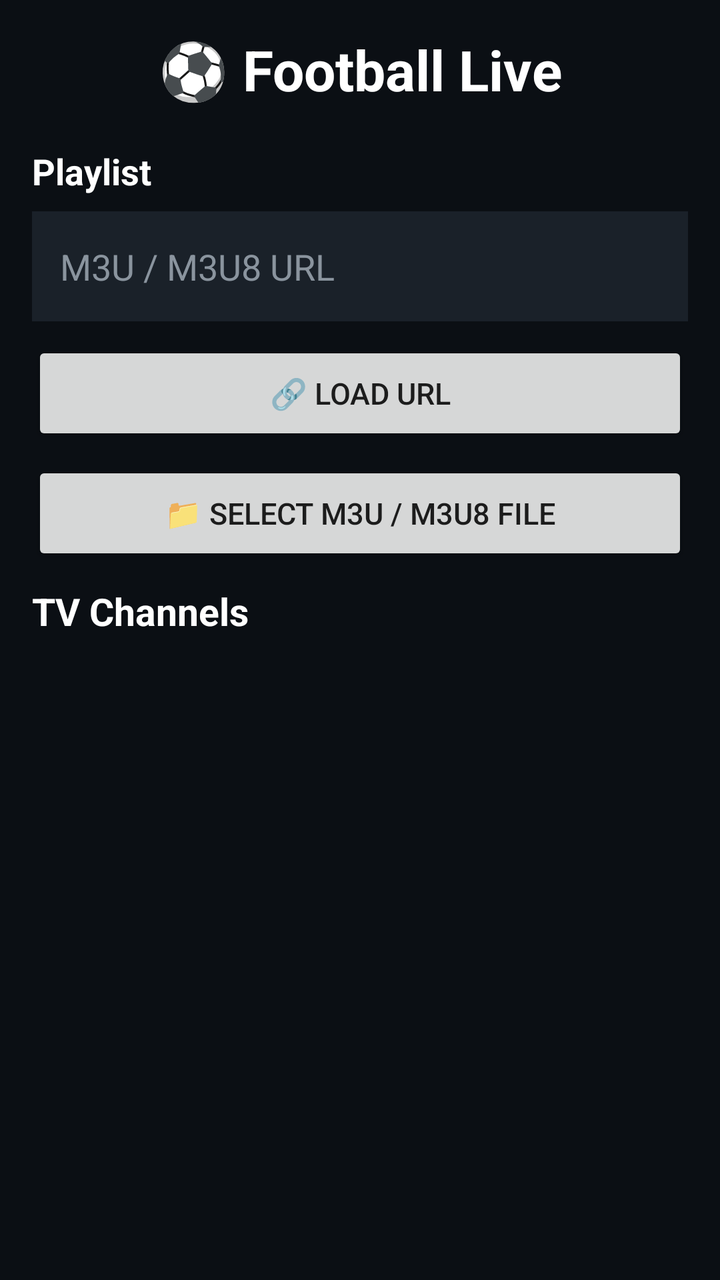
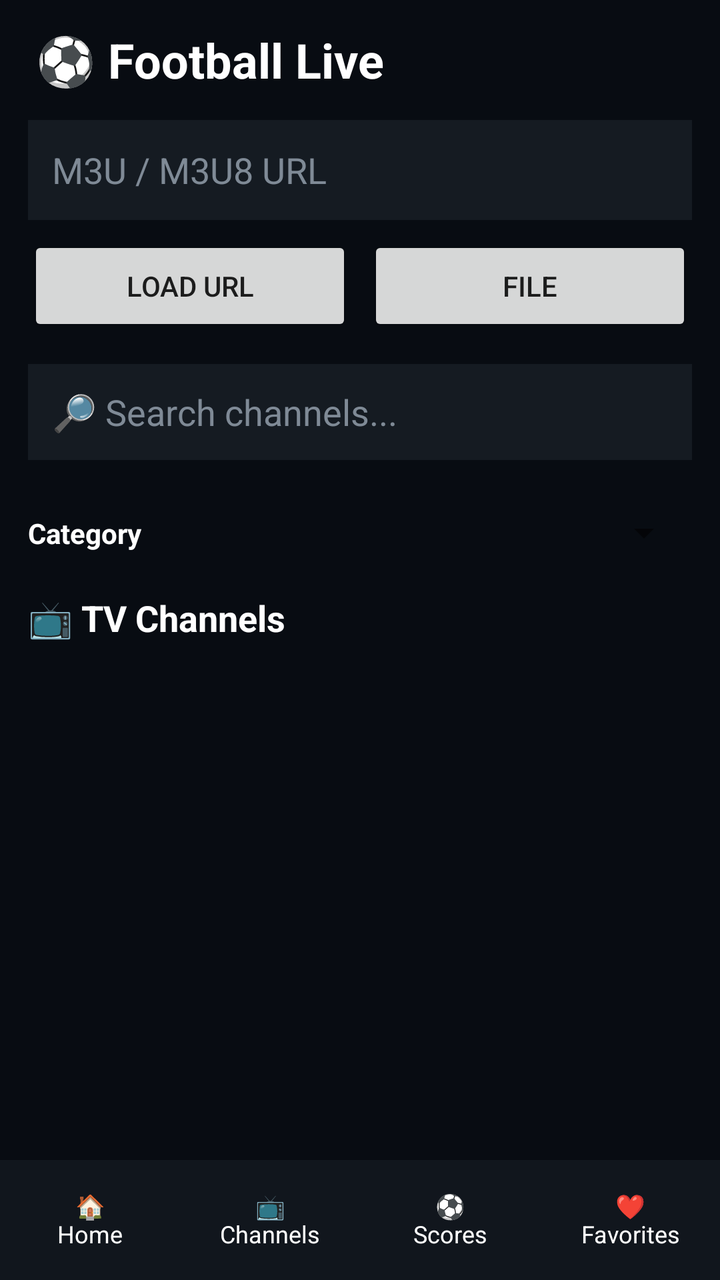

Compare the two renders of this Android layout. The source of the first and the diff that turns it into the second are given below.
<!-- AndroidManifest.xml: application theme Theme.FootballLive -->
<!-- res/layout/activity_main.xml -->
<?xml version="1.0" encoding="utf-8"?>
<LinearLayout
    xmlns:android="http://schemas.android.com/apk/res/android"
    android:layout_width="match_parent"
    android:layout_height="match_parent"
    android:orientation="vertical"
    android:background="#0B0F14"
    android:padding="16dp">

    <TextView
        android:layout_width="match_parent"
        android:layout_height="wrap_content"
        android:text="⚽ Football Live"
        android:textColor="#FFFFFF"
        android:textSize="28sp"
        android:textStyle="bold"
        android:gravity="center"
        android:layout_marginBottom="20dp" />

    <TextView
        android:layout_width="wrap_content"
        android:layout_height="wrap_content"
        android:text="Playlist"
        android:textColor="#FFFFFF"
        android:textSize="18sp"
        android:textStyle="bold"
        android:layout_marginBottom="8dp" />

    <EditText
        android:id="@+id/urlInput"
        android:layout_width="match_parent"
        android:layout_height="55dp"
        android:hint="M3U / M3U8 URL"
        android:textColor="#FFFFFF"
        android:textColorHint="#8A949E"
        android:inputType="textUri"
        android:singleLine="true"
        android:padding="14dp"
        android:background="#1A2129" />

    <Button
        android:id="@+id/loadButton"
        android:layout_width="match_parent"
        android:layout_height="52dp"
        android:text="🔗 LOAD URL"
        android:textSize="15sp"
        android:layout_marginTop="10dp" />

    <Button
        android:id="@+id/fileButton"
        android:layout_width="match_parent"
        android:layout_height="52dp"
        android:text="📁 SELECT M3U / M3U8 FILE"
        android:textSize="15sp"
        android:layout_marginTop="8dp" />

    <ProgressBar
        android:id="@+id/progress"
        android:layout_width="wrap_content"
        android:layout_height="wrap_content"
        android:layout_gravity="center"
        android:visibility="gone"
        android:layout_margin="12dp" />

    <TextView
        android:layout_width="match_parent"
        android:layout_height="wrap_content"
        android:text="TV Channels"
        android:textColor="#FFFFFF"
        android:textSize="19sp"
        android:textStyle="bold"
        android:layout_marginTop="10dp"
        android:layout_marginBottom="8dp" />

    <GridView
        android:id="@+id/channelGrid"
        android:layout_width="match_parent"
        android:layout_height="0dp"
        android:layout_weight="1"
        android:numColumns="2"
        android:horizontalSpacing="10dp"
        android:verticalSpacing="10dp"
        android:stretchMode="columnWidth"
        android:gravity="center" />

</LinearLayout>
<!-- resources referenced by this layout -->
<resources>
  <style name="Theme.FootballLive" parent="Theme.AppCompat.DayNight.NoActionBar">
      </style>
</resources>

<!-- the commit's change to res/layout/activity_main.xml (unified diff, before → after) -->
@@ -4,55 +4,92 @@
     android:layout_width="match_parent"
     android:layout_height="match_parent"
     android:orientation="vertical"
-    android:background="#0B0F14"
-    android:padding="16dp">
+    android:background="#080C12">
 
     <TextView
         android:layout_width="match_parent"
-        android:layout_height="wrap_content"
+        android:layout_height="60dp"
         android:text="⚽ Football Live"
         android:textColor="#FFFFFF"
-        android:textSize="28sp"
+        android:textSize="24sp"
         android:textStyle="bold"
-        android:gravity="center"
-        android:layout_marginBottom="20dp" />
-
-    <TextView
-        android:layout_width="wrap_content"
-        android:layout_height="wrap_content"
-        android:text="Playlist"
-        android:textColor="#FFFFFF"
-        android:textSize="18sp"
-        android:textStyle="bold"
-        android:layout_marginBottom="8dp" />
+        android:gravity="center_vertical"
+        android:paddingStart="18dp" />
 
     <EditText
         android:id="@+id/urlInput"
         android:layout_width="match_parent"
-        android:layout_height="55dp"
+        android:layout_height="50dp"
+        android:layout_marginStart="14dp"
+        android:layout_marginEnd="14dp"
         android:hint="M3U / M3U8 URL"
         android:textColor="#FFFFFF"
-        android:textColorHint="#8A949E"
+        android:textColorHint="#7F8A96"
         android:inputType="textUri"
         android:singleLine="true"
-        android:padding="14dp"
-        android:background="#1A2129" />
+        android:padding="12dp"
+        android:background="#151B22" />
 
-    <Button
-        android:id="@+id/loadButton"
+    <LinearLayout
         android:layout_width="match_parent"
-        android:layout_height="52dp"
-        android:text="🔗 LOAD URL"
-        android:textSize="15sp"
-        android:layout_marginTop="10dp" />
+        android:layout_height="50dp"
+        android:orientation="horizontal"
+        android:layout_marginTop="8dp"
+        android:paddingStart="14dp"
+        android:paddingEnd="14dp">
 
-    <Button
-        android:id="@+id/fileButton"
+        <Button
+            android:id="@+id/loadButton"
+            android:layout_width="0dp"
+            android:layout_height="match_parent"
+            android:layout_weight="1"
+            android:text="LOAD URL" />
+
+        <Button
+            android:id="@+id/fileButton"
+            android:layout_width="0dp"
+            android:layout_height="match_parent"
+            android:layout_weight="1"
+            android:text="FILE"
+            android:layout_marginStart="8dp" />
+
+    </LinearLayout>
+
+    <EditText
+        android:id="@+id/searchInput"
         android:layout_width="match_parent"
-        android:layout_height="52dp"
-        android:text="📁 SELECT M3U / M3U8 FILE"
-        android:textSize="15sp"
-        android:layout_marginTop="8dp" />
+        android:layout_height="48dp"
+        android:layout_margin="14dp"
+        android:hint="🔎 Search channels..."
+        android:textColor="#FFFFFF"
+        android:textColorHint="#7F8A96"
+        android:singleLine="true"
+        android:padding="12dp"
+        android:background="#151B22" />
+
+    <LinearLayout
+        android:layout_width="match_parent"
+        android:layout_height="45dp"
+        android:orientation="horizontal"
+        android:gravity="center_vertical"
+        android:paddingStart="14dp"
+        android:paddingEnd="14dp">
+
+        <TextView
+            android:layout_width="wrap_content"
+            android:layout_height="wrap_content"
+            android:text="Category"
+            android:textColor="#FFFFFF"
+            android:textStyle="bold"
+            android:layout_marginEnd="10dp" />
+
+        <Spinner
+            android:id="@+id/categorySpinner"
+            android:layout_width="0dp"
+            android:layout_height="40dp"
+            android:layout_weight="1" />
+
+    </LinearLayout>
 
     <ProgressBar
         android:id="@+id/progress"
@@ -60,17 +97,17 @@
         android:layout_height="wrap_content"
         android:layout_gravity="center"
         android:visibility="gone"
-        android:layout_margin="12dp" />
+        android:layout_margin="8dp" />
 
     <TextView
         android:layout_width="match_parent"
-        android:layout_height="wrap_content"
-        android:text="TV Channels"
+        android:layout_height="40dp"
+        android:text="📺 TV Channels"
         android:textColor="#FFFFFF"
-        android:textSize="19sp"
+        android:textSize="18sp"
         android:textStyle="bold"
-        android:layout_marginTop="10dp"
-        android:layout_marginBottom="8dp" />
+        android:gravity="center_vertical"
+        android:paddingStart="14dp" />
 
     <GridView
         android:id="@+id/channelGrid"
@@ -78,9 +115,54 @@
         android:layout_height="0dp"
         android:layout_weight="1"
         android:numColumns="2"
-        android:horizontalSpacing="10dp"
-        android:verticalSpacing="10dp"
-        android:stretchMode="columnWidth"
-        android:gravity="center" />
+        android:horizontalSpacing="6dp"
+        android:verticalSpacing="6dp"
+        android:padding="8dp"
+        android:stretchMode="columnWidth" />
+
+    <LinearLayout
+        android:layout_width="match_parent"
+        android:layout_height="60dp"
+        android:orientation="horizontal"
+        android:background="#11161D"
+        android:gravity="center">
+
+        <TextView
+            android:layout_width="0dp"
+            android:layout_height="match_parent"
+            android:layout_weight="1"
+            android:text="🏠\nHome"
+            android:textColor="#FFFFFF"
+            android:gravity="center"
+            android:textSize="12sp" />
+
+        <TextView
+            android:layout_width="0dp"
+            android:layout_height="match_parent"
+            android:layout_weight="1"
+            android:text="📺\nChannels"
+            android:textColor="#FFFFFF"
+            android:gravity="center"
+            android:textSize="12sp" />
+
+        <TextView
+            android:layout_width="0dp"
+            android:layout_height="match_parent"
+            android:layout_weight="1"
+            android:text="⚽\nScores"
+            android:textColor="#FFFFFF"
+            android:gravity="center"
+            android:textSize="12sp" />
+
+        <TextView
+            android:layout_width="0dp"
+            android:layout_height="match_parent"
+            android:layout_weight="1"
+            android:text="❤️\nFavorites"
+            android:textColor="#FFFFFF"
+            android:gravity="center"
+            android:textSize="12sp" />
+
+    </LinearLayout>
 
 </LinearLayout>
